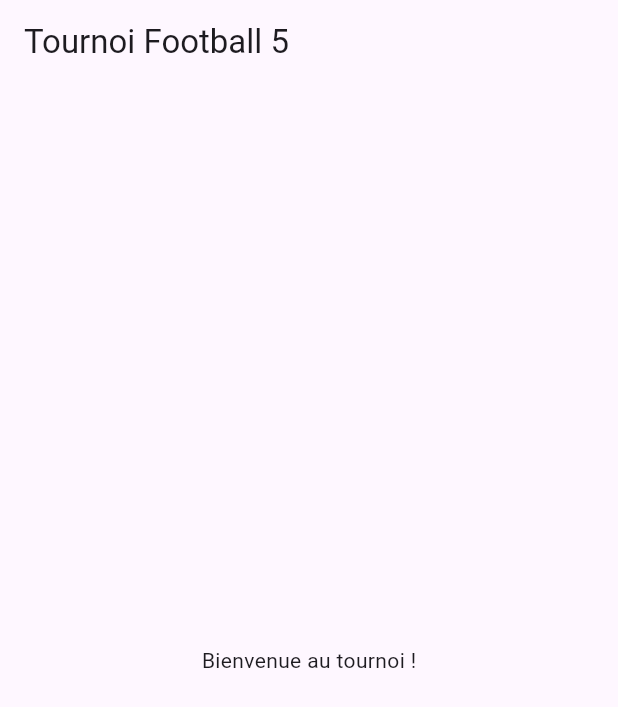
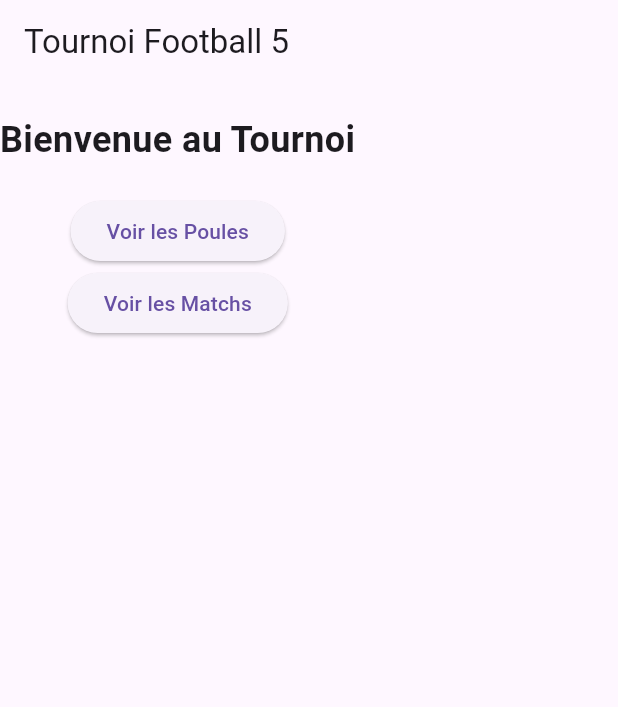
Before and after one commit to agomesdacosta3/Five-Tournament, a Flutter app: the screen it shows after launch, on a phone screen of 412 x 824 dp. Shown: the top 707 px of the screen. Run offline on Flutter 3.47's test engine with Material 3 defaults, Android fonts, the phone set to English and light mode, and no system bars.

Commit message:
Afficher les détails d’une poule + Ajouter un écran pour gérer les matchs + Simuler les résultats des matchs

```diff
--- a/five_tournament/lib/main.dart
+++ b/five_tournament/lib/main.dart
@@ -1,6 +1,6 @@
 import 'package:flutter/material.dart';
-
 import 'screens/home_screen.dart';
+import 'screens/poules_screen.dart';
 
 void main() {
   runApp(TournoiApp());
@@ -15,7 +15,11 @@
       theme: ThemeData(
         primarySwatch: Colors.green,
       ),
-      home: HomeScreen(),
+      initialRoute: '/',
+      routes: {
+        '/': (context) => HomeScreen(),
+        '/poules': (context) => PoulesScreen(),
+      },
     );
   }
 }
--- a/five_tournament/lib/screens/home_screen.dart
+++ b/five_tournament/lib/screens/home_screen.dart
@@ -1,6 +1,6 @@
 import 'package:flutter/material.dart';
 
-import '../models/equipe.dart';
+import 'matches_screen.dart';
 
 class HomeScreen extends StatelessWidget {
   @override
@@ -9,33 +9,34 @@ class HomeScreen extends StatelessWidget {
       appBar: AppBar(
         title: Text('Tournoi Football 5'),
       ),
-      body: Center(
-        child: Text('Bienvenue au tournoi !'),
+      body: Column(
+        mainAxisAlignment: MainAxisAlignment.start,
+        crossAxisAlignment: CrossAxisAlignment.center,
+        children: [
+          SizedBox(height: 20), // Espacement
+          Text(
+            'Bienvenue au Tournoi',
+            style: TextStyle(fontSize: 24, fontWeight: FontWeight.bold),
+            textAlign: TextAlign.center,
+          ),
+          SizedBox(height: 20),
+          ElevatedButton(
+            onPressed: () {
+              Navigator.pushNamed(context, '/poules');
+            },
+            child: Text('Voir les Poules'),
+          ),
+          ElevatedButton(
+            onPressed: () {
+              Navigator.push(
+                context,
+                MaterialPageRoute(builder: (context) => MatchesScreen()),
+              );
+            },
+            child: Text('Voir les Matchs'),
+          ),
+        ],
       ),
     );
   }
 }
-
-final equipes = [
-  Equipe(nom: 'Équipe A', capitaine: 'Alice', joueurs: ['Bob', 'Charlie']),
-  Equipe(nom: 'Équipe B', capitaine: 'David', joueurs: ['Eve', 'Frank']),
-];
-
-@override
-Widget build(BuildContext context) {
-  return Scaffold(
-    appBar: AppBar(
-      title: Text('Tournoi Football 5'),
-    ),
-    body: ListView.builder(
-      itemCount: equipes.length,
-      itemBuilder: (context, index) {
-        final equipe = equipes[index];
-        return ListTile(
-          title: Text(equipe.nom),
-          subtitle: Text('Capitaine : ${equipe.capitaine}'),
-        );
-      },
-    ),
-  );
-}
```
Also changed, not shown: five_tournament/lib/data/mock_data.dart (added, +36 -0 lines), five_tournament/lib/models/joueur.dart (+9 -0 lines), five_tournament/lib/models/match.dart (+17 -0 lines), five_tournament/lib/models/poule.dart (+11 -0 lines), five_tournament/lib/screens/matches_screen.dart (added, +81 -0 lines), five_tournament/lib/screens/poule_details_screen.dart (added, +36 -0 lines), five_tournament/lib/screens/poules_screen.dart (added, +35 -0 lines), five_tournament/lib/screens/team_details_screen.dart (added, +27 -0 lines).
